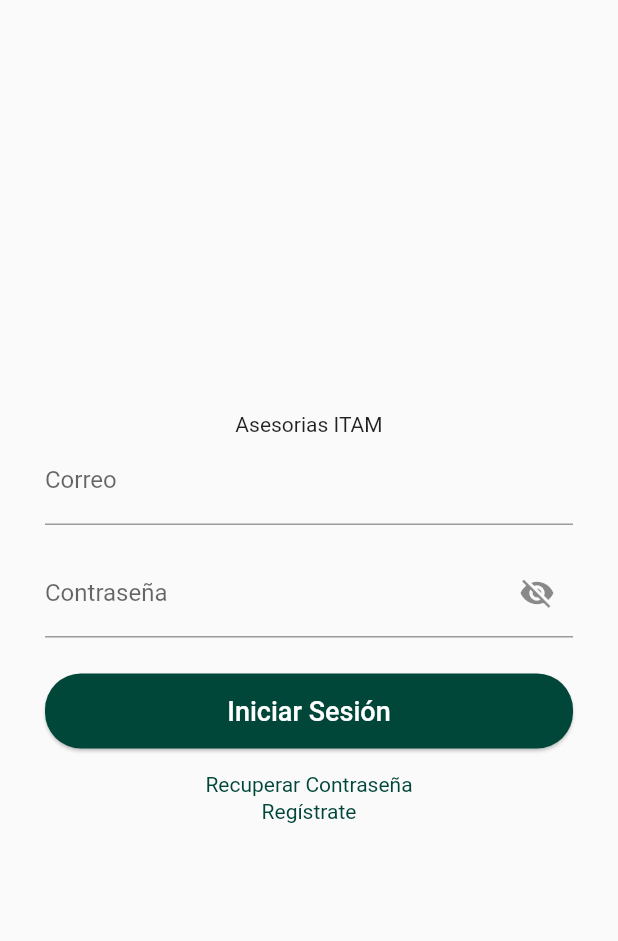
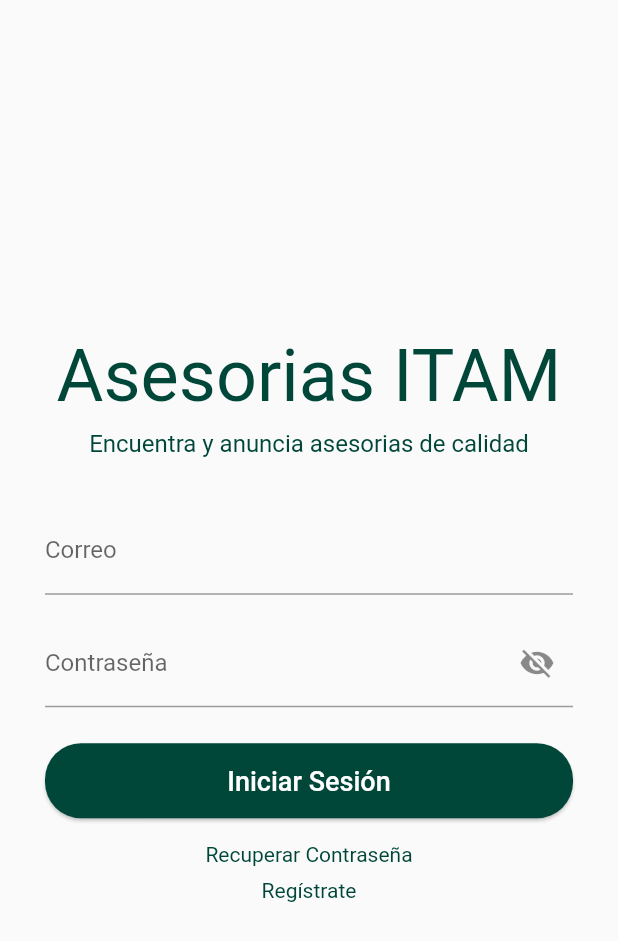
Before and after one commit to ITAM-IngenieriaSoftware-2022/asesoriasITAM2022, a Flutter app: the screen it shows after launch, on a phone screen of 412 x 824 dp. Shown: the top 941 px of the screen. Run offline on Flutter 3.47's test engine with Material 2 defaults, Android fonts, the phone set to English and light mode, and no system bars; our stand-ins replace cloud_firestore, file_picker, firebase_auth, firebase_core, firebase_storage, font_awesome_flutter; accounts and stored records are empty.

Commit message:
asesoria page contact fix y ui auth pages

```diff
--- a/src/asesoriasitam/lib/pantallas/auth/login.dart
+++ b/src/asesoriasitam/lib/pantallas/auth/login.dart
@@ -68,8 +68,18 @@
                   child: Column(
                     mainAxisSize: MainAxisSize.min,
                     children: [
-                      Text('Asesorias ITAM'),
-                      // _image(),
+                      Text(
+                        'Asesorias ITAM',
+                        style:
+                            TextStyle(color: Palette.mainGreen, fontSize: 48),
+                      ),
+                      SizedBox(height: 8),
+                      Text(
+                        'Encuentra y anuncia asesorias de calidad',
+                        style:
+                            TextStyle(color: Palette.mainGreen, fontSize: 16),
+                      ),
+                      SizedBox(height: 32),
                       CustomTextInput(
                         labelText: "Correo",
                         onSaved: (val) => _email = val!,
@@ -92,14 +102,12 @@
                         isSubmitting: _isSubmitting,
                       ),
                       SizedBox(height: 16),
-
                       InkWell(
                           onTap: () => goto(context, RecoveryPassword()),
                           child: Text("Recuperar Contraseña",
                               style: TextStyle(
                                   color: Palette.mainGreen, fontSize: 14))),
-
-                      SizedBox(height: 2),
+                      SizedBox(height: 8),
                       InkWell(
                           onTap: () => goto(context, Registration()),
                           child: Text(
--- a/src/asesoriasitam/lib/pantallas/auth/registro.dart
+++ b/src/asesoriasitam/lib/pantallas/auth/registro.dart
@@ -255,9 +255,9 @@
           SizedBox(height: 24),
           Text(
             "¡Bienvenidx a Asesorias ITAM!",
-            style: Theme.of(context).textTheme.headline6,
+            style: TextStyle(color: Palette.mainGreen, fontSize: 32),
           ),
-          SizedBox(height: 8),
+          SizedBox(height: 32),
           SmallActionButton(
             text: "Ir a Inicio",
             isSubmitting: _relogging,
@@ -405,7 +405,7 @@
                               style: _tappableStyle),
                           TextSpan(
                               text:
-                                  'y autorizo el uso de mis datos de acuerdo al ',
+                                  ' y autorizo el uso de mis datos de acuerdo al ',
                               style: _normalStyle),
                           TextSpan(
                               text: 'Aviso de Privacidad.',
```
Also changed, not shown: src/asesoriasitam/lib/pantallas/asesorias/asesoria.dart (+10 -7 lines).
